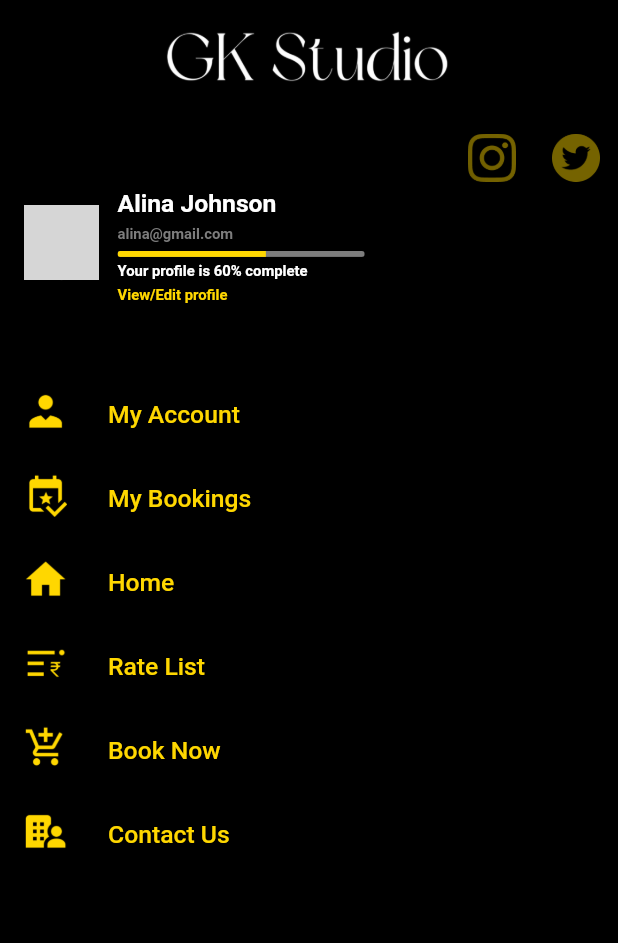
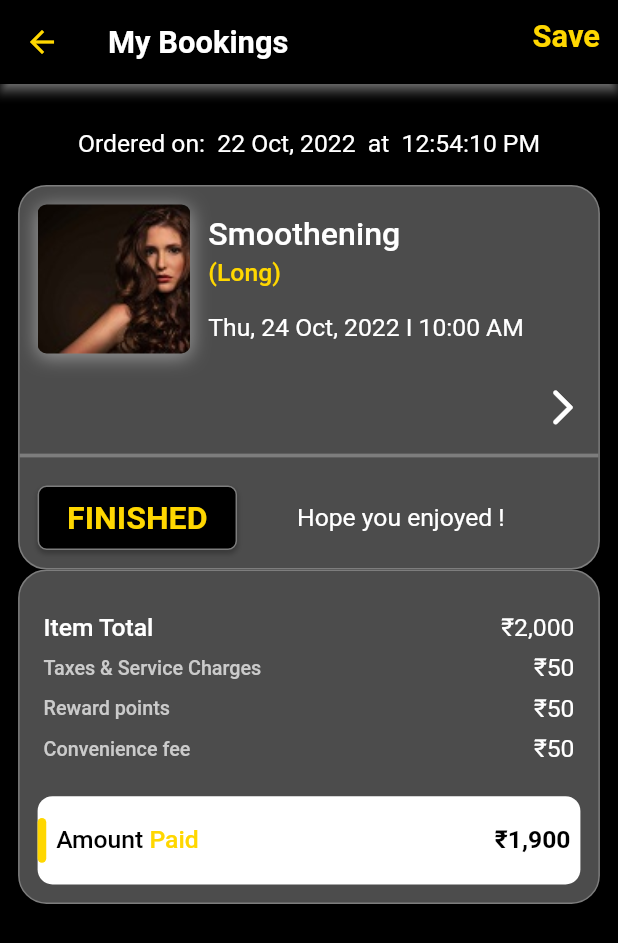
Before and after one commit to zolovio/makeup, a Flutter app: the BaseScreen screen opened directly with empty values, in the side drawer, after a tap on "My Bookings", on a phone screen of 412 x 824 dp. Shown: the top 943 px of the screen. Run offline on Flutter 3.47's test engine with Material 2 defaults, Android fonts, the light colour scheme and no system bars; drawn by our look-alikes of cached_network_image; our stand-ins replace animate_do, carousel_slider, flutter_form_builder, flutter_riverpod, flutter_screenutil, flutter_spinkit and 2 more; missing offline and left inert: images_picker; network calls fail; Roboto replaces fonts that are missing (Sansita); grey boxes are pictures that could not be loaded.

Commit message:
feat(mybooking): added mybooking

```diff
--- a/lib/src/core/services/app_router.dart
+++ b/lib/src/core/services/app_router.dart
@@ -8,12 +8,14 @@ import 'package:makeup/src/feature/auth/ui/reset_password/reset_password_screen.
 import 'package:makeup/src/feature/auth/ui/signup/signup_screen.dart';
 import 'package:makeup/src/feature/dashboard/dash_board.dart';
 import 'package:makeup/src/feature/home/category_details/category_details_screen.dart';
+import 'package:makeup/src/feature/my_booking/my_booking_screen.dart';
 import 'package:makeup/src/feature/profile/profile_screen.dart';
 
 class AppRouter {
   static const String splash = '/splash';
   static const String login = '/login';
   static const String profile = '/profile';
+  static const String myBooking = '/myBooking';
   static const String signUp = '/signUp';
   static const String forget = '/forget';
   static const String dashboard = '/dashboard';
@@ -45,6 +47,8 @@ class AppRouter {
         return MaterialPageRoute(builder: (_) => CategoryDetailsScreen());
       case profile:
         return MaterialPageRoute(builder: (_) => ProfileScreen());
+      case myBooking:
+        return MaterialPageRoute(builder: (_) => MyBookingScreen());
       default:
         return MaterialPageRoute(
             builder: (_) => RouteErrorScreen(
--- a/lib/src/core/ui/common_widget/common_drawer.dart
+++ b/lib/src/core/ui/common_widget/common_drawer.dart
@@ -124,7 +124,9 @@ class CommonDrawer extends StatelessWidget {
                 fontWeight: FontWeight.w500,
               ),
             ),
-            onTap: () {},
+            onTap: () {
+              navigatorKey.currentState?.pushNamed(AppRouter.myBooking);
+            },
           ),
           ListTile(
             leading: Image.asset(
--- a/lib/src/core/ui/theme.dart
+++ b/lib/src/core/ui/theme.dart
@@ -24,6 +24,7 @@ class AppColors {
   static const textFieldColor = Color(0xff3E3C3C);
   static const textFieldBorderColor = Color(0xffD9D9D9);
   static const hintColor = Color(0xff7D7D7D);
+  static const hint2Color = Color(0xffCBCBCB);
   static const darkBlue = Color(0xff0047FF);
   static const darkGrey = Color(0xff292929);
 }
--- /dev/null
+++ b/lib/src/feature/my_booking/my_booking_screen.dart
@@ -0,0 +1,351 @@
+import 'package:flutter/material.dart';
+import 'package:flutter_riverpod/flutter_riverpod.dart';
+import 'package:flutter_screenutil/flutter_screenutil.dart';
+import 'package:makeup/src/core/ui/common_widget/app_decoration.dart';
+import 'package:makeup/src/core/ui/common_widget/rate_card.dart';
+import 'package:makeup/src/core/ui/theme.dart';
+import 'package:makeup/src/feature/my_booking/my_booking_vm.dart';
+
+class MyBookingScreen extends StatelessWidget {
+  const MyBookingScreen({super.key});
+
+  @override
+  Widget build(BuildContext context) {
+    var size = MediaQuery.of(context).size;
+    return Consumer(builder: (context, ref, _) {
+      final _vm = ref.watch(myBookingVmProvider);
+      return SafeArea(
+        child: Scaffold(
+          backgroundColor: AppColors.black,
+          appBar: AppBar(
+            backgroundColor: AppColors.black,
+            iconTheme: const IconThemeData(
+              color: AppColors.yellow,
+            ),
+            title: Text(
+              'My Bookings',
+              style: AppDecoration.textStyle(
+                color: AppColors.white,
+                fontSize: 25.sp,
+                fontWeight: FontWeight.w600,
+              ),
+            ),
+            actions: [
+              Padding(
+                padding: const EdgeInsets.all(12.0),
+                child: InkWell(
+                  onTap: () {
+                    _vm.onSaveTap();
+                  },
+                  child: Text(
+                    'Save',
+                    style: AppDecoration.textStyle(
+                      color: AppColors.yellow,
+                      fontSize: 25.sp,
+                      fontWeight: FontWeight.w600,
+                    ),
+                  ),
+                ),
+              ),
+            ],
+            elevation: 3.0,
+            shadowColor: AppColors.white,
+          ),
+          body: ListView(
+            shrinkWrap: true,
+            physics: const BouncingScrollPhysics(),
+            padding: EdgeInsets.all(10.h),
+            children: [
+              SizedBox(height: 15.h),
+              Center(
+                child: Text(
+                  'Ordered on:  22 Oct, 2022  at  12:54:10 PM',
+                  style: AppDecoration.textStyle(
+                    color: AppColors.white,
+                    fontSize: 20.sp,
+                    fontWeight: FontWeight.normal,
+                  ),
+                ),
+              ),
+              SizedBox(height: 15.h),
+              Container(
+                decoration: BoxDecoration(
+                  border: Border.all(color: AppColors.hintColor),
+                  borderRadius: BorderRadius.circular(19.0),
+                  color: const Color.fromRGBO(255, 255, 255, 0.30),
+                ),
+                child: Column(
+                  children: [
+                    Row(
+                      children: [
+                        Padding(
+                          padding: const EdgeInsets.all(12.0),
+                          child: Container(
+                              width: size.width * 0.3.w,
+                              height: size.height * 0.1.h,
+                              decoration: BoxDecoration(
+                                borderRadius: BorderRadius.circular(6.0),
+                                boxShadow: const [
+                                  BoxShadow(
+                                      color: Color.fromRGBO(
+                                          255, 255, 255, 0.44999998807907104),
+                                      offset: Offset(0, 2),
+                                      blurRadius: 10)
+                                ],
+                                image: const DecorationImage(
+                                    image: AssetImage(
+                                      'assets/images/hair.jpg',
+                                    ),
+                                    fit: BoxFit.cover),
+                              )),
+                        ),
+                        Column(
+                          crossAxisAlignment: CrossAxisAlignment.start,
+                          children: [
+                            Text(
+                              'Smoothening',
+                              style: AppDecoration.textStyle(
+                                color: AppColors.white,
+                                fontSize: 26.sp,
+                                fontWeight: FontWeight.w500,
+                              ),
+                            ),
+                            SizedBox(height: 3.h),
+                            Text(
+                              '(Long)',
+                              style: AppDecoration.textStyle(
+                                color: AppColors.yellow,
+                                fontSize: 20.sp,
+                                fontWeight: FontWeight.w500,
+                              ),
+                            ),
+                            SizedBox(height: 15.h),
+                            Text(
+                              'Thu, 24 Oct, 2022 I 10:00 AM',
+                              style: AppDecoration.textStyle(
+                                color: AppColors.white,
+                                fontSize: 20.sp,
+                                fontWeight: FontWeight.normal,
+                              ),
+                            ),
+                          ],
+                        )
+                      ],
+                    ),
+                    Align(
+                      alignment: Alignment.centerRight,
+                      child: IconButton(
+                          onPressed: () {
+                            _vm.onOpenTap();
+                          },
+                          icon: Icon(
+                            Icons.arrow_forward_ios_rounded,
+                            color: AppColors.white,
+                            size: 35.sp,
+                          )),
+                    ),
+                    const Divider(color: AppColors.hintColor, thickness: 2.5),
+                    Row(
+                      children: [
+                        Padding(
+                          padding: const EdgeInsets.all(12.0),
+                          child: Container(
+                            decoration: BoxDecoration(
+                              borderRadius: BorderRadius.circular(6.0),
+                              boxShadow: const [
+                                BoxShadow(
+                                    color: Color.fromRGBO(0, 0, 0, 0.25),
+                                    offset: Offset(0, 2),
+                                    blurRadius: 2)
+                              ],
+                              color: const Color.fromRGBO(0, 0, 0, 1),
+                              border: Border.all(
+                                color: const Color.fromRGBO(125, 125, 125, 1),
+                                width: 1,
+                              ),
+                            ),
+                            child: Padding(
+                              padding: const EdgeInsets.all(8.0),
+                              child: Text(
+                                '  FINISHED  ',
+                                style: AppDecoration.textStyle(
+                                  color: AppColors.yellow,
+                                  fontSize: 26.sp,
+                                  fontWeight: FontWeight.w600,
+                                ),
+                              ),
+                            ),
+                          ),
+                        ),
+                        const VerticalDivider(
+                            color: AppColors.hintColor, thickness: 2.5),
+                        Padding(
+                          padding: const EdgeInsets.all(12.0),
+                          child: Text(
+                            'Hope you enjoyed !',
+                            style: AppDecoration.textStyle(
+                              color: AppColors.white,
+                              fontSize: 20.sp,
+                              fontWeight: FontWeight.normal,
+                            ),
+                          ),
+                        ),
+                      ],
+                    ),
+                  ],
+                ),
+              ),
+              Container(
+                decoration: BoxDecoration(
+                  border: Border.all(color: AppColors.hintColor),
+                  borderRadius: BorderRadius.circular(19.0),
+                  color: const Color.fromRGBO(255, 255, 255, 0.30),
+                ),
+                child: Padding(
+                  padding: const EdgeInsets.all(12.0),
+                  child: Column(
+                    children: [
+                      SizedBox(height: 10.h),
+                      Padding(
+                        padding: const EdgeInsets.all(4.0),
+                        child: Row(
+                          mainAxisAlignment: MainAxisAlignment.spaceBetween,
+                          children: [
+                            Text(
+                              'Item Total',
+                              style: AppDecoration.textStyle(
+                                color: AppColors.white,
+                                fontSize: 20.sp,
+                                fontWeight: FontWeight.w500,
+                              ),
+                            ),
+                            Text(
+                              '₹2,000',
+                              style: AppDecoration.textStyle(
+                                color: AppColors.white,
+                                fontSize: 20.sp,
+                                fontWeight: FontWeight.normal,
+                              ),
+                            ),
+                          ],
+                        ),
+                      ),
+                      Padding(
+                        padding: const EdgeInsets.all(4.0),
+                        child: Row(
+                          mainAxisAlignment: MainAxisAlignment.spaceBetween,
+                          children: [
+                            Text(
+                              'Taxes & Service Charges',
+                              style: AppDecoration.textStyle(
+                                color: AppColors.hint2Color,
+                                fontSize: 16.sp,
+                                fontWeight: FontWeight.w500,
+                              ),
+                            ),
+                            Text(
+                              '₹50',
+                              style: AppDecoration.textStyle(
+                                color: AppColors.white,
+                                fontSize: 20.sp,
+                                fontWeight: FontWeight.normal,
+                              ),
+                            ),
+                          ],
+                        ),
+                      ),
+                      Padding(
+                        padding: const EdgeInsets.all(4.0),
+                        child: Row(
+                          mainAxisAlignment: MainAxisAlignment.spaceBetween,
+                          children: [
+                            Text(
+                              'Reward points',
+                              style: AppDecoration.textStyle(
+                                color: AppColors.hint2Color,
+                                fontSize: 16.sp,
+                                fontWeight: FontWeight.w500,
+                              ),
+                            ),
+                            Text(
+                              '₹50',
+                              style: AppDecoration.textStyle(
+                                color: AppColors.white,
+                                fontSize: 20.sp,
+                                fontWeight: FontWeight.normal,
+                              ),
+                            ),
+                          ],
+                        ),
+                      ),
+                      Padding(
+                        padding: const EdgeInsets.all(4.0),
+                        child: Row(
+                          mainAxisAlignment: MainAxisAlignment.spaceBetween,
+                          children: [
+                            Text(
+                              'Convenience fee',
+                              style: AppDecoration.textStyle(
+                                color: AppColors.hint2Color,
+                                fontSize: 16.sp,
+                                fontWeight: FontWeight.w500,
+                              ),
+                            ),
+                            Text(
+                              '₹50',
+                              style: AppDecoration.textStyle(
+                                color: AppColors.white,
+                                fontSize: 20.sp,
+                                fontWeight: FontWeight.normal,
+                              ),
+                            ),
+                          ],
+                        ),
+                      ),
+                      SizedBox(height: 15.h),
+                      BookingCard(
+                          child: Row(
+                        mainAxisAlignment: MainAxisAlignment.spaceBetween,
+                        children: [
+                          RichText(
+                            text: TextSpan(children: [
+                              TextSpan(
+                                text: 'Amount',
+                                style: AppDecoration.textStyle(
+                                  color: AppColors.black,
+                                  fontSize: 20.sp,
+                                  fontWeight: FontWeight.w500,
+                                ),
+                              ),
+                              TextSpan(
+                                text: ' Paid',
+                                style: AppDecoration.textStyle(
+                                  color: AppColors.yellow,
+                                  fontSize: 20.sp,
+                                  fontWeight: FontWeight.w500,
+                                ),
+                              )
+                            ]),
+                          ),
+                          Text(
+                            '₹1,900',
+                            style: AppDecoration.textStyle(
+                              color: AppColors.black,
+                              fontSize: 20.sp,
+                              fontWeight: FontWeight.w600,
+                            ),
+                          ),
+                        ],
+                      )),
+                    ],
+                  ),
+                ),
+              ),
+              SizedBox(height: 50.h),
+            ],
+          ),
+        ),
+      );
+    });
+  }
+}
--- /dev/null
+++ b/lib/src/feature/my_booking/my_booking_vm.dart
@@ -0,0 +1,24 @@
+import 'package:flutter/cupertino.dart';
+import 'package:flutter_riverpod/flutter_riverpod.dart';
+import 'package:makeup/app.dart';
+import 'package:makeup/src/core/services/app_router.dart';
+
+final myBookingVmProvider =
+    ChangeNotifierProvider.autoDispose<MyBookingVm>((ref) {
+  return MyBookingVm();
+});
+
+class MyBookingVm extends ChangeNotifier {
+  bool isOpen = false;
+  void onContinueTap() {
+    navigatorKey.currentState!
+        .pushNamedAndRemoveUntil(AppRouter.login, (route) => false);
+  }
+
+  void onSaveTap() {}
+
+  void onOpenTap() {
+    isOpen = !isOpen;
+    notifyListeners();
+  }
+}
```
